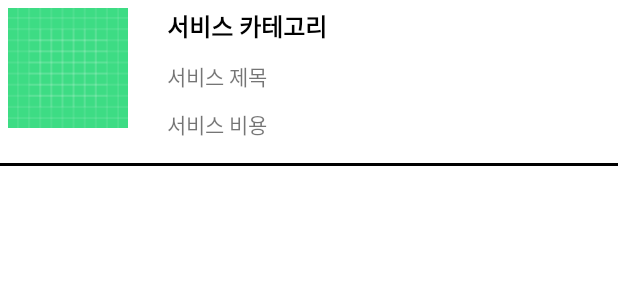
After one commit to inputJun/hanseohelper_muso, an Android app: the layout cafelist_item.xml on its own in the app's theme, with its tools: preview values and no code run, on a phone screen of 412 x 824 dp. The commit adds this screen. Shown: the top 300 px of the screen. Run offline under Robolectric (Android 15) with nearby library versions, the phone set to English and light mode, and no system bars.

Commit message:
RecyclerView & Pragnenet Request List / StartLogo Animation

```diff
--- a/app/build.gradle
+++ b/app/build.gradle
@@ -66,4 +66,7 @@ dependencies {
     // For control over item selection of both touch and mouse driven selection
     implementation "androidx.recyclerview:recyclerview-selection:1.1.0"
 
+    // bumptech.glide import 위함
+    implementation 'com.github.bumptech.glide:glide:4.13.0'
+    annotationProcessor 'com.github.bumptech.glide:glide:4.13.0'
 }
--- a/app/src/main/AndroidManifest.xml
+++ b/app/src/main/AndroidManifest.xml
@@ -1,5 +1,6 @@
 <?xml version="1.0" encoding="utf-8"?>
 <manifest xmlns:android="http://schemas.android.com/apk/res/android"
+    xmlns:tools="http://schemas.android.com/tools"
     package="com.example.hanseohelper_muso">
 
     <!--GPS + NETWORK -->
--- a/app/src/main/java/com/example/hanseohelper_muso/Profiles.kt
+++ /dev/null
@@ -1,3 +0,0 @@
-package com.example.hanseohelper_muso
-
-class Profiles(val ser_pic: Int, val ser_cat: String, val ser_theme: String, val ser_pay: Int)
--- a/app/src/main/java/com/example/hanseohelper_muso/main.kt
+++ b/app/src/main/java/com/example/hanseohelper_muso/main.kt
@@ -72,7 +72,8 @@ class main : AppCompatActivity(), OnMapReadyCallback {
             ActivityCompat.requestPermissions(this, permissions, PERM_FLAG)
         }
 
-        btn_list.setOnClickListener{
+
+        btn_list.setOnClickListener {
             val intent = Intent(this, list::class.java)
             startActivity(intent)
         }
@@ -81,8 +82,6 @@ class main : AppCompatActivity(), OnMapReadyCallback {
             val intent = Intent(this, request::class.java)
             startActivity(intent)
         }
-
-
 
     }
 
--- a/app/src/main/java/com/example/hanseohelper_muso/start.kt
+++ b/app/src/main/java/com/example/hanseohelper_muso/start.kt
@@ -6,6 +6,7 @@ import android.content.Intent
 import androidx.appcompat.app.AppCompatActivity
 import android.os.Bundle
 import android.view.LayoutInflater
+import android.view.animation.AnimationUtils
 import android.widget.TextView
 import android.widget.Toast
 import androidx.appcompat.app.AlertDialog
@@ -16,6 +17,9 @@ class start : AppCompatActivity() {
     override fun onCreate(savedInstanceState: Bundle?) {
         super.onCreate(savedInstanceState)
         setContentView(R.layout.activity_start)
+
+        val anim = AnimationUtils.loadAnimation(this, R.anim.animation)
+        logostart.startAnimation(anim)    // 로고에 애니메이션 효과 추가
 
         logostart.setOnClickListener {
             showSettingPopup()
--- a/app/src/main/res/layout/activity_start.xml
+++ b/app/src/main/res/layout/activity_start.xml
@@ -1,5 +1,6 @@
 <?xml version="1.0" encoding="utf-8"?>
-<androidx.constraintlayout.widget.ConstraintLayout xmlns:android="http://schemas.android.com/apk/res/android"
+<androidx.constraintlayout.widget.ConstraintLayout
+    xmlns:android="http://schemas.android.com/apk/res/android"
     xmlns:app="http://schemas.android.com/apk/res-auto"
     xmlns:tools="http://schemas.android.com/tools"
     android:layout_width="match_parent"
--- /dev/null
+++ b/app/src/main/res/layout/cafelist_item.xml
@@ -0,0 +1,67 @@
+<?xml version="1.0" encoding="utf-8"?>
+<LinearLayout
+    xmlns:android="http://schemas.android.com/apk/res/android"
+    xmlns:app="http://schemas.android.com/apk/res-auto"
+    xmlns:tools="http://schemas.android.com/tools"
+    android:orientation="vertical"
+    android:layout_width="match_parent"
+    android:layout_height="wrap_content">
+
+        <LinearLayout
+            android:layout_width="match_parent"
+            android:layout_height="wrap_content"
+            android:orientation="horizontal">
+
+            //샘플
+            <ImageView
+                android:id="@+id/IV_Category"
+                android:layout_width="80dp"
+                android:layout_height="80dp"
+                android:layout_margin="5dp"
+                android:src="@drawable/ic_launcher_background"/>
+
+            <LinearLayout
+                android:layout_width="249dp"
+                android:layout_height="wrap_content"
+                android:layout_marginLeft="15dp"
+                android:orientation="vertical">
+
+                <TextView
+                    android:id="@+id/TV_Category"
+                    android:layout_width="wrap_content"
+                    android:layout_height="wrap_content"
+                    android:layout_margin="5dp"
+                    android:text="서비스 카테고리"
+                    android:textColor="#000000"
+                    android:textSize="16sp"
+                    android:textStyle="bold" />
+
+                <TextView
+                    android:id="@+id/TV_theme"
+                    android:layout_width="wrap_content"
+                    android:layout_height="wrap_content"
+                    android:layout_margin="5dp"
+                    android:text="서비스 제목" />
+
+                <TextView
+                    android:id="@+id/TV_pay"
+                    android:layout_width="wrap_content"
+                    android:layout_height="wrap_content"
+                    android:layout_margin="5dp"
+                    android:text="서비스 비용" />
+
+
+
+            </LinearLayout>
+
+
+
+        </LinearLayout>
+
+    <View
+        android:layout_width="match_parent"
+        android:layout_height="2dp"
+        android:background="#000000"
+        android:layout_marginTop="10dp" />
+
+</LinearLayout>
```
Also changed, not shown: app/src/main/java/com/example/hanseohelper_muso/Fraglike.java (added, +68 -0 lines), app/src/main/java/com/example/hanseohelper_muso/ProfileAdapter.kt (deleted, +0 -34 lines), app/src/main/java/com/example/hanseohelper_muso/RequestAdapter.java (added, +68 -0 lines), app/src/main/java/com/example/hanseohelper_muso/list.kt (+4 -15 lines), app/src/main/java/com/example/hanseohelper_muso/reqInfo.java (added, +103 -0 lines), app/src/main/java/com/example/hanseohelper_muso/request.kt (+23 -19 lines), app/src/main/java/com/example/hanseohelper_muso/requestList.java (added, +77 -0 lines), app/src/main/res/anim/animation.xml (added, +10 -0 lines), app/src/main/res/layout/activity_list.xml (+4 -18 lines), app/src/main/res/layout/activity_main.xml (+12 -11 lines), app/src/main/res/layout/list_item.xml (+18 -2 lines), app/src/main/res/layout/show_list.xml (added, +34 -0 lines).
